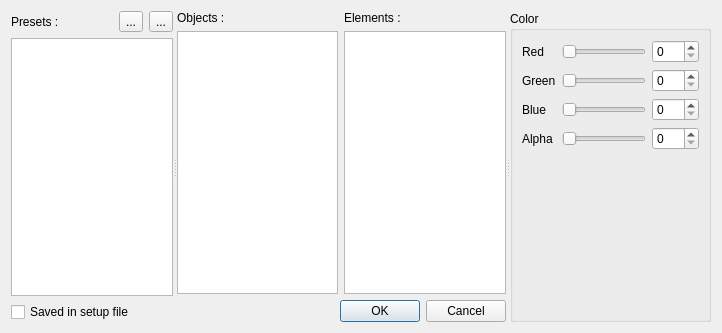
Before: the Qt Designer form src/common/views/viewconfigdialog.ui in rbarreiros/vstboard, drawn with Qt 5.
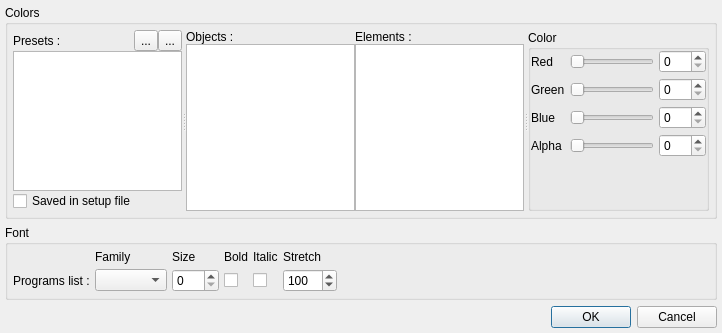
After: the same form once the commit is applied. Icons and pictures are not drawn. Custom widgets are drawn as their Qt base class.

Commit message: added programs font config

The edit to the form file:
```diff
--- a/src/common/views/viewconfigdialog.ui
+++ b/src/common/views/viewconfigdialog.ui
@@ -14,7 +14,22 @@
    <string>VstBoard Appearance</string>
   </property>
   <layout class="QVBoxLayout" name="verticalLayout_2">
+   <property name="margin">
+    <number>5</number>
+   </property>
    <item>
+    <widget class="QGroupBox" name="groupBox">
+     <property name="title">
+      <string>Colors</string>
+     </property>
+     <layout class="QGridLayout" name="gridLayout_4">
+      <property name="margin">
+       <number>5</number>
+      </property>
+      <property name="spacing">
+       <number>5</number>
+      </property>
+      <item row="0" column="0">
     <widget class="QSplitter" name="splitter">
      <property name="sizePolicy">
       <sizepolicy hsizetype="Expanding" vsizetype="Expanding">
@@ -30,6 +45,9 @@
      </property>
      <widget class="QWidget" name="layoutWidget">
       <layout class="QGridLayout" name="gridLayout_2">
+          <property name="spacing">
+           <number>0</number>
+          </property>
        <item row="2" column="0" colspan="5">
         <widget class="QCheckBox" name="checkSavedInSetupFile">
          <property name="toolTip">
@@ -93,8 +111,11 @@
        </item>
       </layout>
      </widget>
-     <widget class="QWidget" name="layoutWidget">
+        <widget class="QWidget" name="layoutWidget_2">
       <layout class="QGridLayout" name="gridLayout_3">
+          <property name="spacing">
+           <number>0</number>
+          </property>
        <item row="0" column="0">
         <widget class="QLabel" name="label_6">
          <property name="text">
@@ -129,25 +150,9 @@
          </property>
         </widget>
        </item>
-       <item row="2" column="0" colspan="2">
-        <widget class="QDialogButtonBox" name="buttonBox">
-         <property name="sizePolicy">
-          <sizepolicy hsizetype="Expanding" vsizetype="Fixed">
-           <horstretch>0</horstretch>
-           <verstretch>0</verstretch>
-          </sizepolicy>
-         </property>
-         <property name="orientation">
-          <enum>Qt::Horizontal</enum>
-         </property>
-         <property name="standardButtons">
-          <set>QDialogButtonBox::Cancel|QDialogButtonBox::Ok</set>
-         </property>
-        </widget>
-       </item>
-      </layout>
-     </widget>
-     <widget class="QWidget" name="layoutWidget">
+         </layout>
+        </widget>
+        <widget class="QWidget" name="layoutWidget_3">
       <layout class="QVBoxLayout" name="verticalLayout">
        <item>
         <widget class="QGroupBox" name="groupColor">
@@ -161,6 +166,12 @@
           <string>Color</string>
          </property>
          <layout class="QGridLayout" name="gridLayout">
+             <property name="margin">
+              <number>0</number>
+             </property>
+             <property name="spacing">
+              <number>5</number>
+             </property>
           <item row="1" column="0">
            <widget class="QLabel" name="label">
             <property name="text">
@@ -310,6 +321,198 @@
    </item>
   </layout>
  </widget>
+   </item>
+   <item>
+    <widget class="QGroupBox" name="groupBox_2">
+     <property name="sizePolicy">
+      <sizepolicy hsizetype="Expanding" vsizetype="Preferred">
+       <horstretch>0</horstretch>
+       <verstretch>0</verstretch>
+      </sizepolicy>
+     </property>
+     <property name="title">
+      <string>Font</string>
+     </property>
+     <layout class="QGridLayout" name="gridLayout_5">
+      <property name="margin">
+       <number>5</number>
+      </property>
+      <property name="spacing">
+       <number>5</number>
+      </property>
+      <item row="2" column="0">
+       <widget class="QLabel" name="label_8">
+        <property name="sizePolicy">
+         <sizepolicy hsizetype="Minimum" vsizetype="Preferred">
+          <horstretch>0</horstretch>
+          <verstretch>0</verstretch>
+         </sizepolicy>
+        </property>
+        <property name="text">
+         <string>Programs list :</string>
+        </property>
+       </widget>
+      </item>
+      <item row="2" column="2">
+       <widget class="QDoubleSpinBox" name="fontProgSize">
+        <property name="decimals">
+         <number>0</number>
+        </property>
+        <property name="minimum">
+         <double>0.000000000000000</double>
+        </property>
+        <property name="value">
+         <double>0.000000000000000</double>
+        </property>
+       </widget>
+      </item>
+      <item row="0" column="2">
+       <widget class="QLabel" name="label_10">
+        <property name="sizePolicy">
+         <sizepolicy hsizetype="Minimum" vsizetype="Preferred">
+          <horstretch>0</horstretch>
+          <verstretch>0</verstretch>
+         </sizepolicy>
+        </property>
+        <property name="text">
+         <string>Size</string>
+        </property>
+       </widget>
+      </item>
+      <item row="2" column="9">
+       <spacer name="horizontalSpacer">
+        <property name="orientation">
+         <enum>Qt::Horizontal</enum>
+        </property>
+        <property name="sizeHint" stdset="0">
+         <size>
+          <width>40</width>
+          <height>20</height>
+         </size>
+        </property>
+       </spacer>
+      </item>
+      <item row="0" column="7">
+       <widget class="QLabel" name="label_12">
+        <property name="sizePolicy">
+         <sizepolicy hsizetype="Minimum" vsizetype="Preferred">
+          <horstretch>0</horstretch>
+          <verstretch>0</verstretch>
+         </sizepolicy>
+        </property>
+        <property name="text">
+         <string>Italic</string>
+        </property>
+       </widget>
+      </item>
+      <item row="2" column="7">
+       <widget class="QCheckBox" name="fontProgItalic">
+        <property name="sizePolicy">
+         <sizepolicy hsizetype="Minimum" vsizetype="Fixed">
+          <horstretch>0</horstretch>
+          <verstretch>0</verstretch>
+         </sizepolicy>
+        </property>
+        <property name="text">
+         <string/>
+        </property>
+       </widget>
+      </item>
+      <item row="0" column="1">
+       <widget class="QLabel" name="label_13">
+        <property name="sizePolicy">
+         <sizepolicy hsizetype="Minimum" vsizetype="Preferred">
+          <horstretch>0</horstretch>
+          <verstretch>0</verstretch>
+         </sizepolicy>
+        </property>
+        <property name="text">
+         <string>Family</string>
+        </property>
+       </widget>
+      </item>
+      <item row="2" column="1">
+       <widget class="QComboBox" name="fontProgFamily"/>
+      </item>
+      <item row="0" column="5">
+       <widget class="QLabel" name="label_11">
+        <property name="sizePolicy">
+         <sizepolicy hsizetype="Minimum" vsizetype="Preferred">
+          <horstretch>0</horstretch>
+          <verstretch>0</verstretch>
+         </sizepolicy>
+        </property>
+        <property name="text">
+         <string>Bold</string>
+        </property>
+       </widget>
+      </item>
+      <item row="0" column="8">
+       <widget class="QLabel" name="label_9">
+        <property name="sizePolicy">
+         <sizepolicy hsizetype="Minimum" vsizetype="Preferred">
+          <horstretch>0</horstretch>
+          <verstretch>0</verstretch>
+         </sizepolicy>
+        </property>
+        <property name="text">
+         <string>Stretch</string>
+        </property>
+       </widget>
+      </item>
+      <item row="2" column="8">
+       <widget class="QDoubleSpinBox" name="fontProgStretch">
+        <property name="decimals">
+         <number>0</number>
+        </property>
+        <property name="minimum">
+         <double>5.000000000000000</double>
+        </property>
+        <property name="maximum">
+         <double>1000.000000000000000</double>
+        </property>
+        <property name="singleStep">
+         <double>10.000000000000000</double>
+        </property>
+        <property name="value">
+         <double>100.000000000000000</double>
+        </property>
+       </widget>
+      </item>
+      <item row="2" column="5">
+       <widget class="QCheckBox" name="fontProgBold">
+        <property name="sizePolicy">
+         <sizepolicy hsizetype="Minimum" vsizetype="Fixed">
+          <horstretch>0</horstretch>
+          <verstretch>0</verstretch>
+         </sizepolicy>
+        </property>
+        <property name="text">
+         <string/>
+        </property>
+       </widget>
+      </item>
+     </layout>
+    </widget>
+   </item>
+   <item>
+    <widget class="QDialogButtonBox" name="buttonBox">
+     <property name="sizePolicy">
+      <sizepolicy hsizetype="Preferred" vsizetype="Fixed">
+       <horstretch>0</horstretch>
+       <verstretch>0</verstretch>
+      </sizepolicy>
+     </property>
+     <property name="orientation">
+      <enum>Qt::Horizontal</enum>
+     </property>
+     <property name="standardButtons">
+      <set>QDialogButtonBox::Cancel|QDialogButtonBox::Ok</set>
+     </property>
+    </widget>
+   </item>
+  </layout>
+ </widget>
  <customwidgets>
   <customwidget>
    <class>View::GradientWidget</class>
```
Left out of the diff: 142 changed lines with no effect on the pictures. Lines whose indentation alone changed are shown as unchanged. The commit also changes 6 other files.
